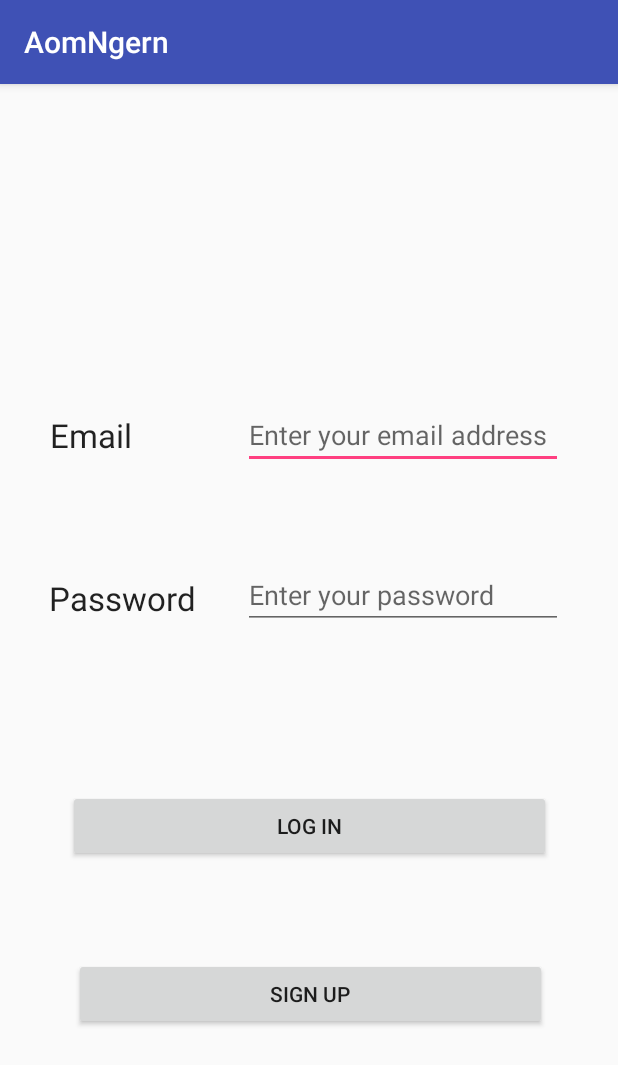
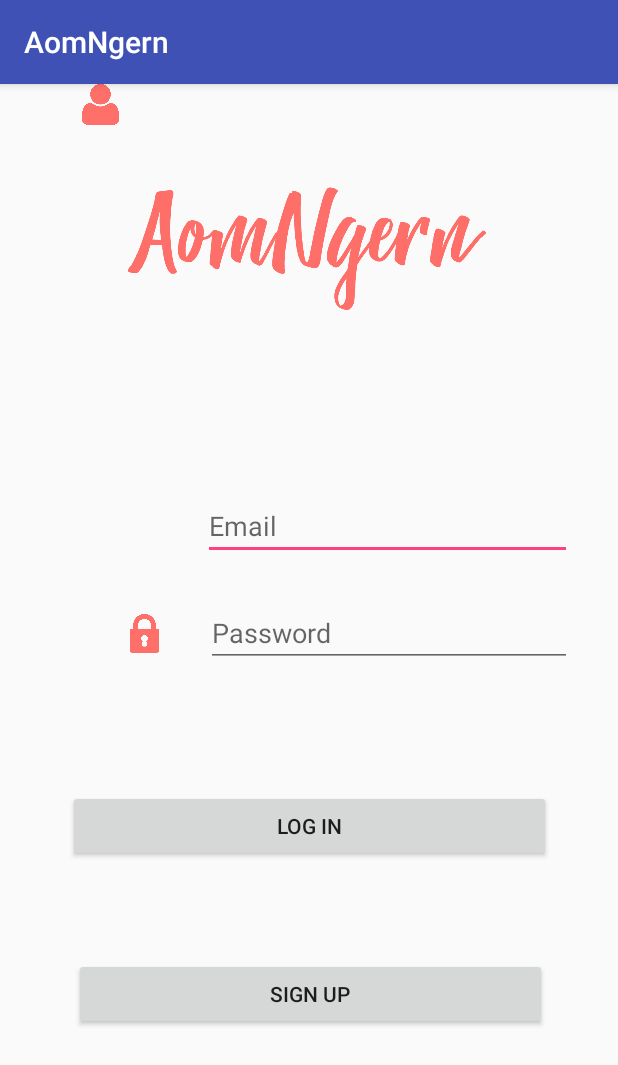
Before and after one commit to kimkubpom/AomNgern, an Android app: the screen it shows after launch (LogInActivity), on a phone screen of 412 x 824 dp. Shown: the top 1065 px of the screen. Run offline under Robolectric (Android 15) with nearby library versions, the phone set to English and light mode, and no system bars; our stand-ins replace ButterKnife, Room's generated code.

Commit message:
Kim na ja
Edit layout in login and sign up

```diff
--- a/app/src/main/res/layout/activity_log_in.xml
+++ b/app/src/main/res/layout/activity_log_in.xml
@@ -6,22 +6,9 @@
     android:layout_height="match_parent"
     tools:context="com.example.kimkubpom.aomngern.Activity.LogInActivity">
 
-    <TextView
-        android:layout_width="wrap_content"
-        android:layout_height="wrap_content"
-        android:text="Email"
-        android:textAppearance="@android:style/TextAppearance.Large"
-
-        app:layout_constraintBottom_toBottomOf="parent"
-        app:layout_constraintHorizontal_bias="0.093"
-        app:layout_constraintLeft_toLeftOf="parent"
-        app:layout_constraintRight_toRightOf="parent"
-        app:layout_constraintTop_toTopOf="parent"
-        app:layout_constraintVertical_bias="0.297" />
-
     <EditText
         android:id="@+id/email_input"
-        android:layout_width="wrap_content"
+        android:layout_width="246dp"
         android:layout_height="wrap_content"
         android:ems="10"
         android:hint="@string/email_signup"
@@ -31,26 +18,11 @@
         app:layout_constraintHorizontal_bias="0.816"
         app:layout_constraintStart_toStartOf="parent"
         app:layout_constraintTop_toTopOf="parent"
-        app:layout_constraintVertical_bias="0.292" />
-
-    <TextView
-        android:id="@+id/textView"
-        android:layout_width="wrap_content"
-        android:layout_height="wrap_content"
-        android:layout_marginLeft="16dp"
-        android:text="Password"
-        android:textAppearance="@android:style/TextAppearance.Large"
-        app:layout_constraintBottom_toBottomOf="parent"
-        app:layout_constraintEnd_toEndOf="parent"
-        app:layout_constraintHorizontal_bias="0.055"
-        app:layout_constraintLeft_toLeftOf="parent"
-        app:layout_constraintStart_toStartOf="parent"
-        app:layout_constraintTop_toTopOf="parent"
-        app:layout_constraintVertical_bias="0.444" />
+        app:layout_constraintVertical_bias="0.376" />
 
     <EditText
         android:id="@+id/password_input"
-        android:layout_width="wrap_content"
+        android:layout_width="244dp"
         android:layout_height="wrap_content"
         android:ems="10"
         android:hint="@string/password_signup"
@@ -60,7 +32,7 @@
         app:layout_constraintHorizontal_bias="0.816"
         app:layout_constraintStart_toStartOf="parent"
         app:layout_constraintTop_toTopOf="parent"
-        app:layout_constraintVertical_bias="0.44" />
+        app:layout_constraintVertical_bias="0.475" />
 
     <Button
         android:id="@+id/log_in"
@@ -89,4 +61,34 @@
         app:layout_constraintTop_toTopOf="parent"
         app:layout_constraintVertical_bias="0.809" />
 
+    <ImageView
+        android:id="@+id/AomNgernLogo"
+        android:layout_width="256dp"
+        android:layout_height="150dp"
+        android:layout_marginTop="32dp"
+        app:layout_constraintLeft_toLeftOf="parent"
+        app:layout_constraintRight_toRightOf="parent"
+        app:layout_constraintTop_toTopOf="parent"
+        app:srcCompat="@drawable/logo" />
+
+    <ImageView
+        android:id="@+id/passwordIcon"
+        android:layout_width="39dp"
+        android:layout_height="26dp"
+        android:layout_marginRight="296dp"
+        app:layout_constraintBottom_toBottomOf="parent"
+        app:layout_constraintRight_toRightOf="parent"
+        app:layout_constraintTop_toTopOf="parent"
+        app:layout_constraintVertical_bias="0.476"
+        app:srcCompat="@drawable/lock" />
+
+    <ImageView
+        android:id="@+id/userIcon"
+        android:layout_width="38dp"
+        android:layout_height="27dp"
+        android:layout_marginLeft="48dp"
+        app:layout_constraintLeft_toLeftOf="parent"
+        app:srcCompat="@drawable/user"
+        tools:layout_editor_absoluteY="182dp" />
+
 </android.support.constraint.ConstraintLayout>
--- a/app/src/main/res/values/strings.xml
+++ b/app/src/main/res/values/strings.xml
@@ -1,14 +1,8 @@
 <resources>
     <string name="app_name">AomNgern</string>
-    <string name="email_signup">Enter your email address</string>
-    <string name="password_signup">Enter your password</string>
-    <string name="name_signup">Enter your name</string>
-    <string name="phone_signup">Enter your phone number</string>
+    <string name="email_signup">Email</string>
+    <string name="password_signup">Password</string>
+    <string name="name_signup">Name</string>
+    <string name="phone_signup">Phone number</string>
     <string name="button_create">Create Account</string>
-
-
-    // Navigation bar
-    <string name="item_1">Item 1</string>
-    <string name="item_2">Item 2</string>
-    <string name="item_3">Item 3</string>
 </resources>
```
Also changed, not shown: app/src/main/java/com/example/kimkubpom/aomngern/Activity/LogInActivity.java (+22 -3 lines), app/src/main/java/com/example/kimkubpom/aomngern/Activity/SignUpActivity.java (+4 -3 lines), app/src/main/res/drawable/lock.png (added), app/src/main/res/drawable/logo.png (added), app/src/main/res/drawable/user.png (added), 4 other files.
